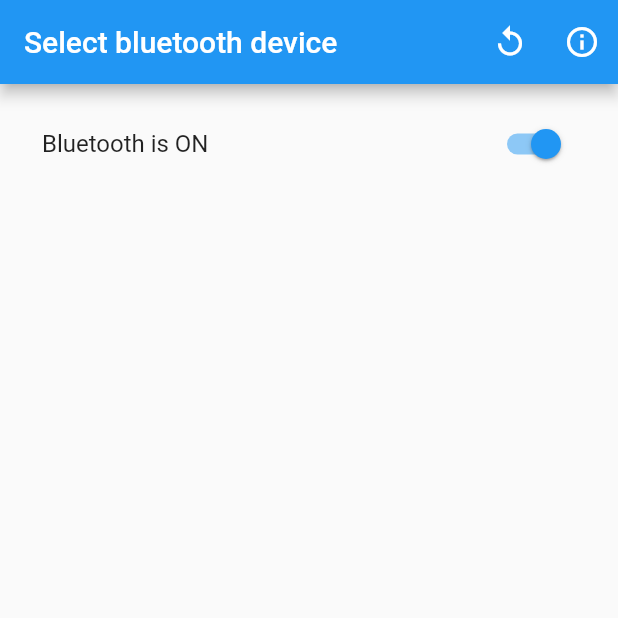
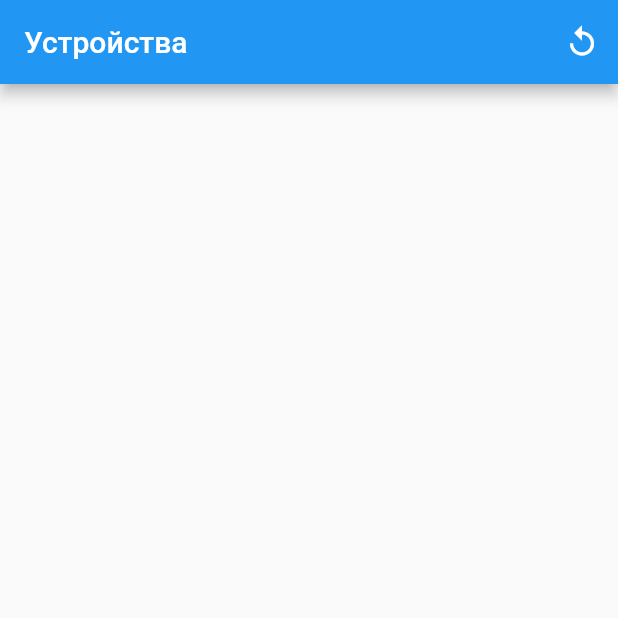
Before and after one commit to AleshaFeka/flutter_controller, a Flutter app: the screen it shows after launch, after a tap on the "replay" icon, on a phone screen of 412 x 824 dp, the top half of it. Run offline on Flutter 3.47's test engine with Material 2 defaults, Android fonts, the phone set to English and light mode, and no system bars; our stand-ins replace flutter_bluetooth_serial, flutter_settings_screens, google_fonts, package_info.

Commit message:
ConnectPageBloc added.

```diff
--- /dev/null
+++ b/lib/bloc/ConnectPageBloc.dart
@@ -0,0 +1,104 @@
+import 'dart:async';
+
+import 'package:flutter_bluetooth_serial/flutter_bluetooth_serial.dart';
+import 'package:flutter_controller/interactor/BluetoothInteractor.dart';
+import 'package:flutter_controller/model/Pair.dart';
+
+enum ConnectPageDiscoveryCommand { START_DISCOVERY, STOP_DISCOVERY, GET_BONDED_DEVICES, CONNECT, DISCONNECT }
+
+class ConnectPageBloc {
+  final BluetoothInteractor _interactor;
+  FlutterBluetoothSerial _bluetooth;
+
+  final List<BluetoothDiscoveryResult> _availableDevices = List<BluetoothDiscoveryResult>();
+
+  StreamController<List<BluetoothDiscoveryResult>> _discoveryResultStreamController =
+      StreamController<List<BluetoothDiscoveryResult>>.broadcast();
+  Stream<List<BluetoothDiscoveryResult>> get discoveryResultStream => _discoveryResultStreamController.stream;
+
+  StreamController<ConnectPageDiscoveryCommand> _commandStreamController =
+      StreamController<ConnectPageDiscoveryCommand>.broadcast();
+  StreamSink<ConnectPageDiscoveryCommand> get commandStream => _commandStreamController.sink;
+
+  StreamController<Pair<BluetoothDevice, ConnectPageDiscoveryCommand>> _userActionsStreamController =
+      StreamController<Pair<BluetoothDevice, ConnectPageDiscoveryCommand>>.broadcast();
+  StreamSink<Pair<BluetoothDevice, ConnectPageDiscoveryCommand>> get userActionsStream =>
+      _userActionsStreamController.sink;
+
+  ConnectPageBloc(this._interactor) {
+    _bluetooth = _interactor.instance;
+    _commandStreamController.stream.listen(_handleCommand);
+    _userActionsStreamController.stream.listen(_handleUserAction);
+  }
+
+  void _handleUserAction(Pair<BluetoothDevice, ConnectPageDiscoveryCommand> action) async {
+    switch (action.second) {
+      case ConnectPageDiscoveryCommand.CONNECT : {
+        print(action.first.name);
+        print(action.second);
+        await _interactor.connect(action.first.address);
+        break;
+      }
+      case ConnectPageDiscoveryCommand.DISCONNECT : {
+        print(action.first.name);
+        print(action.second);
+        await _interactor.disconnect();
+        break;
+      }
+      default : break;
+    }
+  }
+
+  void _handleCommand(ConnectPageDiscoveryCommand command) {
+    switch (command) {
+      case ConnectPageDiscoveryCommand.START_DISCOVERY:
+        _startDiscovery();
+        break;
+      case ConnectPageDiscoveryCommand.STOP_DISCOVERY:
+        _stopDiscovery();
+        break;
+      case ConnectPageDiscoveryCommand.GET_BONDED_DEVICES:
+        _getBondedDevices();
+        break;
+      default : break;
+    }
+  }
+
+  void _getBondedDevices() {
+    _bluetooth.getBondedDevices().then((bondedDevice) => {
+          bondedDevice.forEach((bondedDevice) {
+            BluetoothDiscoveryResult result = BluetoothDiscoveryResult(device: bondedDevice);
+            _availableDevices.add(result);
+          })
+        });
+  }
+
+  void _startDiscovery() {
+    _availableDevices.clear();
+    _discoveryResultStreamController.sink.add(_availableDevices);
+
+    _bluetooth.startDiscovery().listen((device) {
+      bool alreadyDiscovered = false; //In case of unstable Bluetooth work. Some devices can be discovered not once
+      _availableDevices.forEach((element) {
+        if (element.device.name == device.device.name) {
+          alreadyDiscovered = true;
+        }
+      });
+      if (!alreadyDiscovered) {
+        _availableDevices.add(device);
+      }
+      _discoveryResultStreamController.sink.add(_availableDevices);
+    });
+  }
+
+  void _stopDiscovery() {
+    _bluetooth.cancelDiscovery();
+    _discoveryResultStreamController.sink.add(_availableDevices);
+  }
+
+  void dispose() {
+    _userActionsStreamController.close();
+    _discoveryResultStreamController.close();
+    _commandStreamController.close();
+  }
+}
--- a/lib/bloc/MotorTabBloc.dart
+++ b/lib/bloc/MotorTabBloc.dart
@@ -5,14 +5,6 @@ import 'package:flutter_controller/model/MotorSettings.dart';
 import 'package:flutter_controller/model/Parameter.dart';
 
 enum MotorSettingsCommand { READ, WRITE, SAVE }
-
-/*
-class MotorParameter {
-  String name;
-  String value;
-  MotorParameter(this.name, this. value);
-}
-*/
 
 class MotorTabBloc {
   MotorSettings _motorSettings;
@@ -91,7 +83,6 @@ class MotorTabBloc {
 
   void _motorSettingsRead() {
     _motorSettings = _bluetoothInteractor.read();
-    print("Readed from bluetooth - $_motorSettings");
     _motorInstantSettingsStreamController.sink.add(_motorSettings);
   }
 
--- a/lib/di/Provider.dart
+++ b/lib/di/Provider.dart
@@ -1,6 +1,7 @@
 import 'dart:convert';
 
 import 'package:flutter/material.dart';
+import 'package:flutter_controller/bloc/ConnectPageBloc.dart';
 import 'package:flutter_controller/bloc/MonitorTabBloc.dart';
 import 'package:flutter_controller/bloc/MotorTabBloc.dart';
 import 'package:flutter_controller/bloc/TabsPageBloc.dart';
@@ -12,19 +13,22 @@ class Provider extends InheritedWidget {
     return context.dependOnInheritedWidgetOfExactType<Provider>();
   }
 
-  BluetoothInteractor bluetoothInteractor;
-  ResourceInteractor resourceInteractor;
+  BluetoothInteractor _bluetoothInteractor;
+  ResourceInteractor _resourceInteractor;
+
+  ConnectPageBloc connectPageBloc;
   TabsPageBloc tabsPageBloc;
   MotorTabBloc motorTabBloc;
   MonitorTabBloc monitorTabBloc;
 
-  Map get localizedStrings => resourceInteractor.localizedStrings;
+  Map get localizedStrings => _resourceInteractor.localizedStrings;
 
-  Provider(this.resourceInteractor, this.bluetoothInteractor, {Key key, Widget child})
+  Provider(this._resourceInteractor, this._bluetoothInteractor, {Key key, Widget child})
       : super(key: key, child: child) {
+    connectPageBloc = ConnectPageBloc(_bluetoothInteractor);
     tabsPageBloc = TabsPageBloc();
     monitorTabBloc = MonitorTabBloc();
-    motorTabBloc = MotorTabBloc(bluetoothInteractor);
+    motorTabBloc = MotorTabBloc(_bluetoothInteractor);
   }
 
   @override
--- a/lib/main.dart
+++ b/lib/main.dart
@@ -24,7 +24,7 @@ Future<void> main() async {
 }
 
 class MyApp extends StatelessWidget {
-  static const _logoFilePath = "assets/images/logo.png";
+  static const _logoAssetPath = "assets/images/logo.png";
   BluetoothInteractor _bluetoothInteractor = BluetoothInteractor();
   ResourceInteractor _resourceInteractor = ResourceInteractor();
 
@@ -103,7 +103,7 @@ class MyApp extends StatelessWidget {
             mainAxisAlignment: MainAxisAlignment.center,
             crossAxisAlignment: CrossAxisAlignment.center,
             children: [
-              Image.asset(_logoFilePath,height: 256, width: 256,),
+              Image.asset(_logoAssetPath,height: 256, width: 256,),
               Container(height: 24,),
               CircularProgressIndicator(),
             ],
--- /dev/null
+++ b/lib/model/Pair.dart
@@ -0,0 +1,6 @@
+class Pair<F, S> {
+  F first;
+  S second;
+
+  Pair(this.first, this.second);
+}
--- /dev/null
+++ b/lib/screen/ConnectPageM.dart
@@ -0,0 +1,153 @@
+import 'package:flutter/material.dart';
+import 'package:flutter_bluetooth_serial/flutter_bluetooth_serial.dart';
+import 'package:flutter_controller/bloc/ConnectPageBloc.dart';
+import 'package:flutter_controller/di/Provider.dart';
+import 'package:flutter_controller/model/Pair.dart';
+
+class ConnectPageM extends StatefulWidget {
+  @override
+  _ConnectPageM createState() => _ConnectPageM();
+}
+
+class _ConnectPageM extends State<ConnectPageM> {
+  static const _logoAssetPath = "assets/images/logo.png";
+
+  ConnectPageBloc _bloc;
+
+  @override
+  void didChangeDependencies() {
+    super.didChangeDependencies();
+    _bloc = Provider.of(context).connectPageBloc;
+  }
+
+  @override
+  Widget build(BuildContext context) {
+    _bloc.commandStream.add(ConnectPageDiscoveryCommand.START_DISCOVERY);
+
+    return StreamBuilder<List<BluetoothDiscoveryResult>>(
+        stream: _bloc.discoveryResultStream,
+        builder: (context, snapshot) {
+          Widget child;
+          if (snapshot.hasError) {
+            child = _buildError(snapshot.error.toString());
+          } else {
+            if (!snapshot.hasData) {
+              child = _buildWaiting();
+            } else {
+              child = _buildContent(snapshot.data);
+            }
+          }
+
+          return Scaffold(
+              appBar: AppBar(
+                title: Text("Устройства"),
+                actions: [
+                  IconButton(
+                      icon: Icon(Icons.replay),
+                      onPressed: () {
+                        _bloc.commandStream.add(ConnectPageDiscoveryCommand.START_DISCOVERY);
+                      })
+                ],
+              ),
+              body: Container(
+                  decoration: BoxDecoration(
+                      image: DecorationImage(
+                          image: AssetImage(_logoAssetPath),
+                          fit: BoxFit.fitWidth,
+                          colorFilter: ColorFilter.mode(Colors.black.withOpacity(0.2), BlendMode.dstATop))),
+                  child: child));
+        });
+  }
+
+  Widget _buildItem(BluetoothDiscoveryResult discoveryResult) {
+    var device = discoveryResult.device;
+    int rssi = discoveryResult.rssi;
+
+    return ListTile(
+      onTap: () {
+        _onItemClick(device);
+      },
+      onLongPress: () {
+        _onItemLongClick(device);
+      },
+      enabled: true,
+      leading: Icon(Icons.devices),
+      // @TODO . !BluetoothClass! class aware icon
+      title: Text(device.name ?? "Unknown device"),
+      subtitle: Text(device.address.toString()),
+      trailing: Row(
+        mainAxisSize: MainAxisSize.min,
+        children: <Widget>[
+          rssi != null
+              ? Container(
+                  margin: new EdgeInsets.all(8.0),
+                  child: Column(
+                    mainAxisSize: MainAxisSize.min,
+                    children: <Widget>[
+                      Text(rssi.toString()),
+                      Text('dBm'),
+                    ],
+                  ),
+                )
+              : Container(width: 0, height: 0),
+          device.isConnected ? Icon(Icons.import_export) : Container(width: 0, height: 0),
+          device.isBonded ? Icon(Icons.link) : Container(width: 0, height: 0),
+        ],
+      ),
+    );
+  }
+
+  void _onItemClick(BluetoothDevice device) {
+    _bloc.userActionsStream.add(Pair(device, ConnectPageDiscoveryCommand.CONNECT));
+  }
+
+  void _onItemLongClick(BluetoothDevice device) {
+    _bloc.userActionsStream.add(Pair(device, ConnectPageDiscoveryCommand.DISCONNECT));
+  }
+
+  Widget _buildContent(List<BluetoothDiscoveryResult> discoveryResults) {
+    var items = List<Widget>();
+    for (BluetoothDiscoveryResult discoveryResult in discoveryResults) {
+      items.add(_buildItem(discoveryResult));
+    }
+
+    return Column(
+      crossAxisAlignment: CrossAxisAlignment.center,
+      children: items,
+    );
+  }
+
+  Widget _buildWaiting() {
+    return Center(
+      child: Column(
+        mainAxisAlignment: MainAxisAlignment.center,
+        crossAxisAlignment: CrossAxisAlignment.center,
+        children: [
+          Container(
+            height: 24,
+          ),
+          CircularProgressIndicator(),
+        ],
+      ),
+    );
+  }
+
+  Widget _buildError(String message) {
+    return Column(
+      mainAxisAlignment: MainAxisAlignment.center,
+      children: [
+        Center(
+          child: Icon(
+            Icons.error,
+            size: 64,
+            color: Colors.red,
+          ),
+        ),
+        Container(
+          height: 16,
+        ),
+        Text(message)
+      ],
+    );
+  }
+}
--- a/lib/screen/MainPage.dart
+++ b/lib/screen/MainPage.dart
@@ -3,6 +3,7 @@ import 'dart:convert';
 import 'package:flutter/material.dart';
 import 'package:flutter_controller/di/Provider.dart';
 import 'package:flutter_controller/screen/ConnectPage.dart';
+import 'package:flutter_controller/screen/ConnectPageM.dart';
 import 'package:flutter_controller/screen/TabsPage.dart';
 
 class MainPage extends StatefulWidget {
@@ -14,12 +15,13 @@ class _MainPage extends State<MainPage> {
   @override
   Widget build(BuildContext context) {
 //    return TabsPage();
-    return ConnectPage(checkAvailability: false,);
+    return ConnectPageM();
   }
 
   @override
   void dispose() {
     Provider.of(context).motorTabBloc.dispose();
     Provider.of(context).monitorTabBloc.dispose();
+    Provider.of(context).connectPageBloc.dispose();
   }
 }
```
Also changed, not shown: lib/interactor/BluetoothInteractor.dart (+26 -0 lines).
